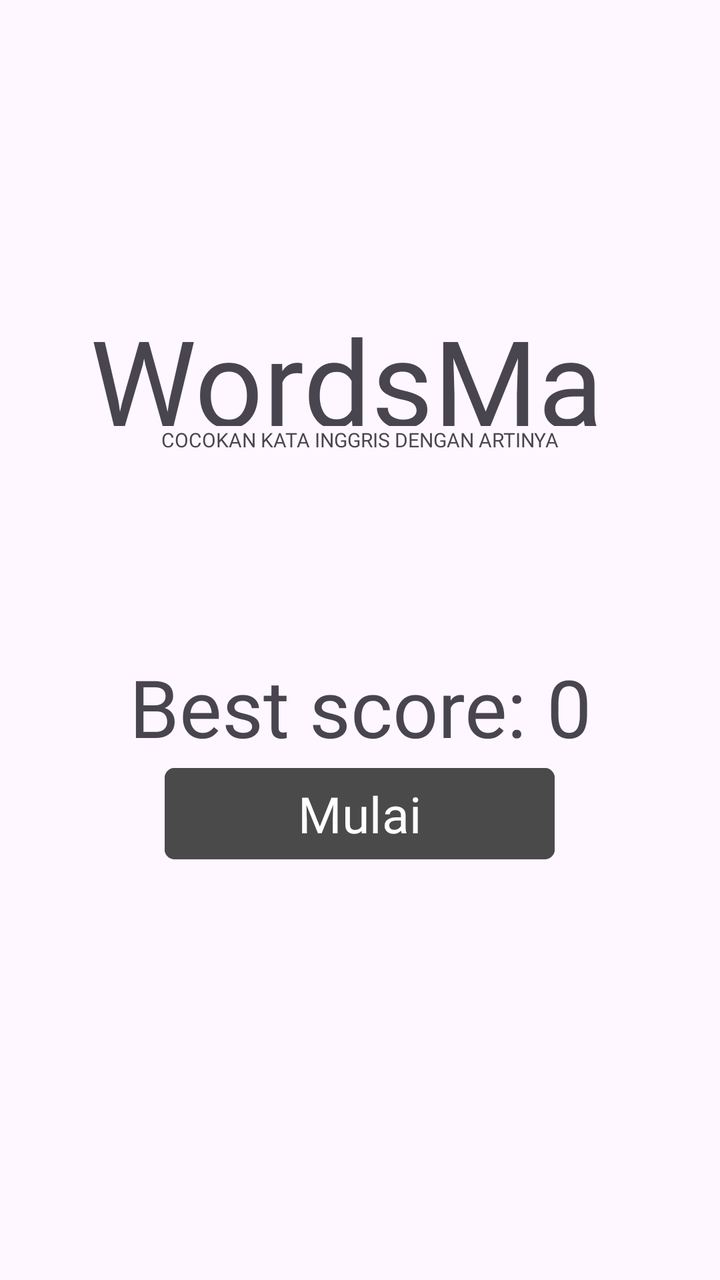
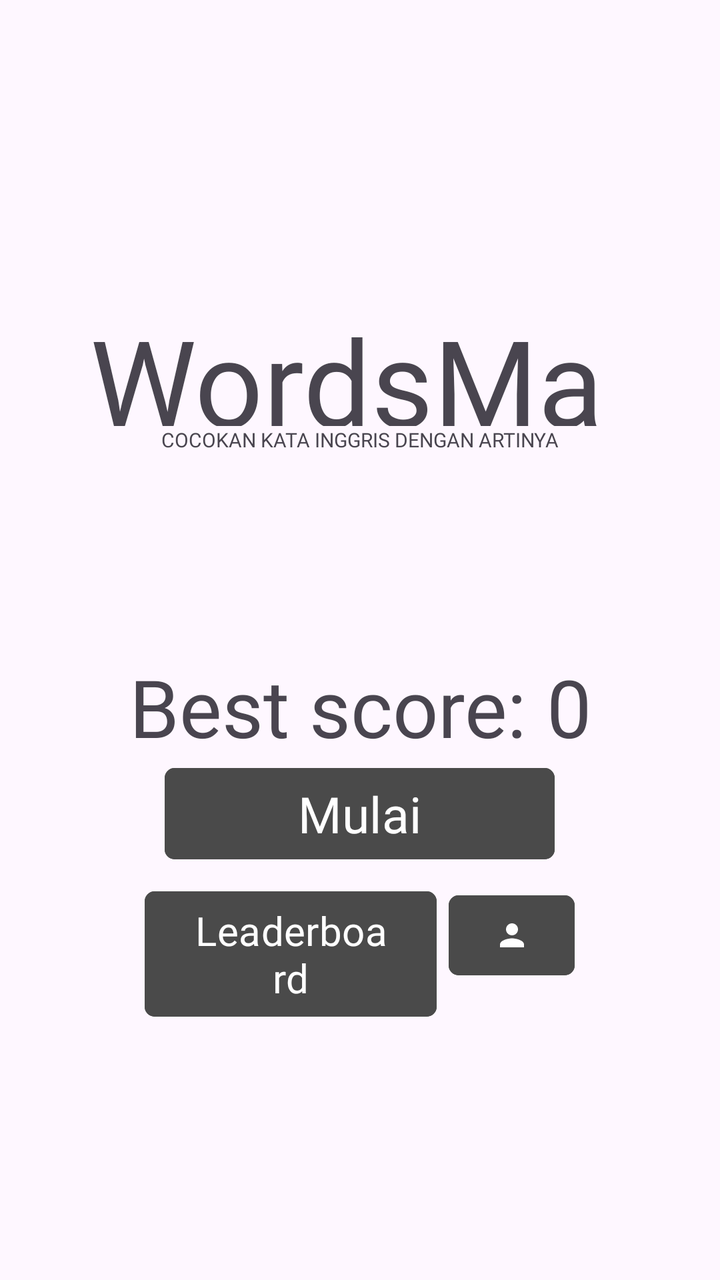

Screens rendered from an Android XML layout before and after an edit, with the pre-edit source and the edit as a unified diff.
<!-- AndroidManifest.xml: application theme Theme.WordsMatch -->
<!-- res/layout/activity_main.xml -->
<?xml version="1.0" encoding="utf-8"?>
<LinearLayout xmlns:android="http://schemas.android.com/apk/res/android"
    xmlns:app="http://schemas.android.com/apk/res-auto"
    xmlns:tools="http://schemas.android.com/tools"
    android:id="@+id/main"
    android:orientation="vertical"
    android:layout_width="match_parent"
    android:layout_height="match_parent"
    tools:context=".MainActivity">

    <LinearLayout
        android:layout_width="match_parent"
        android:layout_height="wrap_content"
        android:orientation="vertical"
        >

        <TextView
            android:layout_width="270dp"
            android:layout_height="63dp"
            android:layout_gravity="center"
            android:layout_marginTop="150dp"
            android:layout_marginBottom="0dp"
            android:fontFamily="@font/american_captain"
            android:text="@string/app_name"
            android:textSize="60dp" />

        <TextView
            android:layout_width="wrap_content"
            android:layout_height="wrap_content"
            android:textSize="10dp"
            android:text="COCOKAN KATA INGGRIS DENGAN ARTINYA"
            android:fontFamily="@font/arca_majora_3_bold"
            android:layout_gravity="center"

            />

    </LinearLayout>
    <LinearLayout
        android:layout_width="wrap_content"
        android:layout_height="wrap_content"
        android:orientation="vertical"
        android:layout_gravity="center"
        >

        <TextView
            android:id="@+id/tvBestScore"
            android:layout_width="308dp"
            android:layout_height="wrap_content"
            android:layout_gravity="center"
            android:layout_marginTop="100dp"
            android:fontFamily="@font/american_captain"
            android:text="Best score: 0"
            android:textAlignment="center"
            android:textSize="40dp" />

        <Button
            android:id="@+id/buttonStart"
            android:layout_width="195dp"
            android:layout_height="wrap_content"
            android:layout_gravity="center"
            android:backgroundTint="#4A4A4A"
            android:text="Mulai"
            android:fontFamily="@font/american_captain"
            android:textSize="25dp"
            app:cornerRadius="5dp"

            />

    </LinearLayout>


</LinearLayout>
<!-- resources referenced by this layout -->
<resources>
  <string name="app_name">WordsMatch</string>
  <style name="Theme.WordsMatch" parent="Base.Theme.WordsMatch" />
  <style name="Base.Theme.WordsMatch" parent="Theme.Material3.DayNight.NoActionBar">
          
          
      </style>
</resources>

<!-- the commit's change to res/layout/activity_main.xml (unified diff, before → after) -->
@@ -67,6 +67,37 @@
             />
 
     </LinearLayout>
+    <LinearLayout
+        android:layout_width="215dp"
+        android:layout_height="wrap_content"
+        android:layout_gravity="center"
+        android:layout_marginTop="8dp"
+        android:orientation="horizontal"
+        android:weightSum="10">
 
+        <Button
+            android:id="@+id/buttonLeaderboard"
+            android:layout_width="0dp"
+            android:layout_height="wrap_content"
+            android:layout_weight="7"
+            android:backgroundTint="#4A4A4A"
+            android:fontFamily="@font/american_captain"
+            android:text="Leaderboard"
+            android:textSize="20dp"
+            app:cornerRadius="5dp" />
+
+        <com.google.android.material.button.MaterialButton
+            android:id="@+id/buttonKontak"
+            android:layout_width="0dp"
+            android:layout_height="wrap_content"
+            android:layout_marginStart="6dp"
+            android:layout_weight="3"
+            android:backgroundTint="#4A4A4A"
+            app:cornerRadius="5dp"
+            app:icon="@drawable/ic_kontak"
+            app:iconGravity="textStart"
+            app:iconPadding="0dp"
+            app:iconTint="@color/white" />
+    </LinearLayout>
 
 </LinearLayout>
<!-- resource entries referenced after the edit -->
@@ -1,5 +1,16 @@
 <!-- resources referenced by this layout -->
 <resources>
+  <color name="white">#FFFFFFFF</color>
+  <!-- drawable ic_kontak (drawable) -->
+  <vector xmlns:android="http://schemas.android.com/apk/res/android"
+      android:width="24dp"
+      android:height="24dp"
+      android:viewportWidth="24"
+      android:viewportHeight="24">
+      <path
+          android:fillColor="#FFFFFFFF"
+          android:pathData="M12,12c2.21,0 4,-1.79 4,-4s-1.79,-4 -4,-4 -4,1.79 -4,4 1.79,4 4,4zM12,14c-2.67,0 -8,1.34 -8,4v2h16v-2c0,-2.66 -5.33,-4 -8,-4z" />
+  </vector>
   <string name="app_name">WordsMatch</string>
   <style name="Theme.WordsMatch" parent="Base.Theme.WordsMatch" />
   <style name="Base.Theme.WordsMatch" parent="Theme.Material3.DayNight.NoActionBar">
